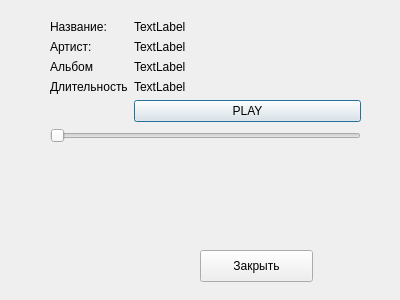
This is QT_windows/song_view.ui in boyarivan06/AnotherOpera as Qt 5 draws it before an edit. The edited form follows.
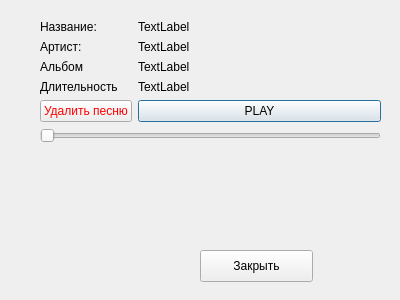
This is the edited form.

Commit message: added file moving and connected song deleting

Diff of the .ui file:
```diff
--- a/QT_windows/song_view.ui
+++ b/QT_windows/song_view.ui
@@ -16,10 +16,10 @@
   <widget class="QWidget" name="formLayoutWidget">
    <property name="geometry">
     <rect>
-     <x>50</x>
+     <x>40</x>
      <y>20</y>
-     <width>311</width>
-     <height>221</height>
+     <width>341</width>
+     <height>230</height>
     </rect>
    </property>
    <layout class="QFormLayout" name="formLayout">
@@ -40,14 +40,14 @@
       </property>
      </widget>
     </item>
-    <item row="1" column="0">
+    <item row="2" column="0">
      <widget class="QLabel" name="label_3">
       <property name="text">
        <string>Артист:</string>
       </property>
      </widget>
     </item>
-    <item row="1" column="1">
+    <item row="2" column="1">
      <widget class="QLabel" name="artist_label">
       <property name="autoFillBackground">
        <bool>false</bool>
@@ -57,14 +57,14 @@
       </property>
      </widget>
     </item>
-    <item row="2" column="0">
+    <item row="4" column="0">
      <widget class="QLabel" name="label_2">
       <property name="text">
        <string>Альбом</string>
       </property>
      </widget>
     </item>
-    <item row="2" column="1">
+    <item row="4" column="1">
      <widget class="QLabel" name="record_label">
       <property name="autoFillBackground">
        <bool>false</bool>
@@ -74,14 +74,14 @@
       </property>
      </widget>
     </item>
-    <item row="3" column="0">
+    <item row="5" column="0">
      <widget class="QLabel" name="label_4">
       <property name="text">
        <string>Длительность</string>
       </property>
      </widget>
     </item>
-    <item row="3" column="1">
+    <item row="5" column="1">
      <widget class="QLabel" name="duration_label">
       <property name="autoFillBackground">
        <bool>false</bool>
@@ -91,7 +91,14 @@
       </property>
      </widget>
     </item>
-    <item row="5" column="0" colspan="2">
+    <item row="6" column="1">
+     <widget class="QPushButton" name="play_stop_button">
+      <property name="text">
+       <string>PLAY</string>
+      </property>
+     </widget>
+    </item>
+    <item row="7" column="0" colspan="2">
      <widget class="QSlider" name="song_slider">
       <property name="orientation">
        <enum>Qt::Horizontal</enum>
@@ -101,10 +108,13 @@
       </property>
      </widget>
     </item>
-    <item row="4" column="1">
-     <widget class="QPushButton" name="play_stop_button">
+    <item row="6" column="0">
+     <widget class="QPushButton" name="del_button">
+      <property name="styleSheet">
+       <string notr="true">color: rgb(255, 0, 0)</string>
+      </property>
       <property name="text">
-       <string>PLAY</string>
+       <string>Удалить песню</string>
       </property>
      </widget>
     </item>
```
The commit also changes 9 other files.
